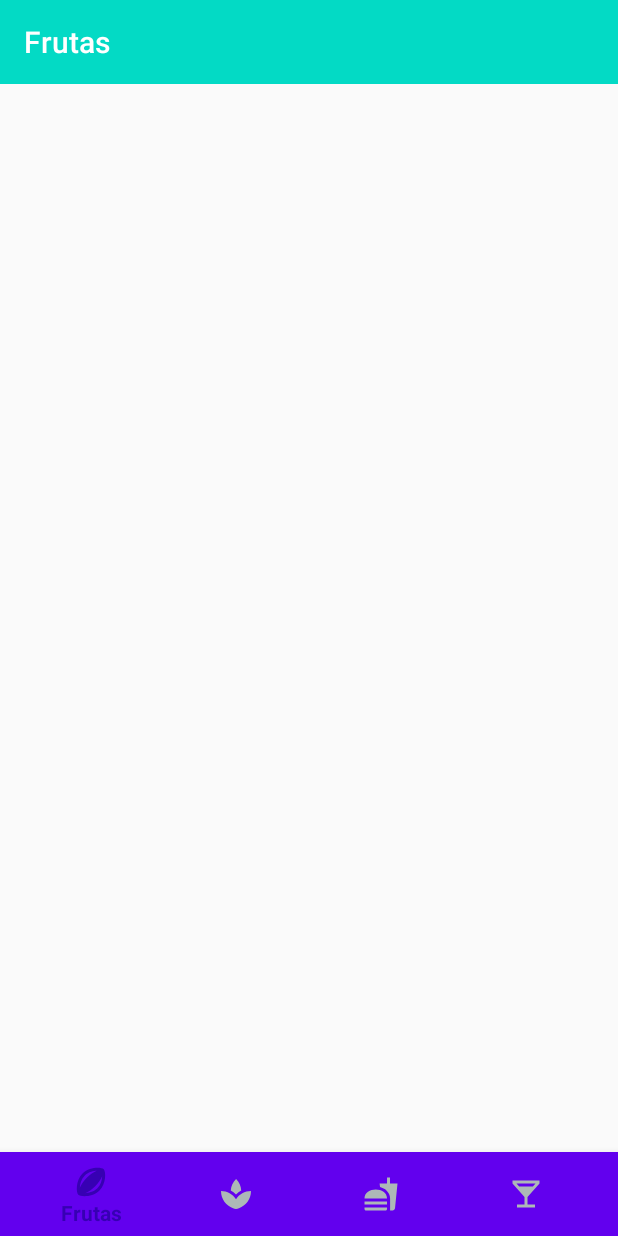
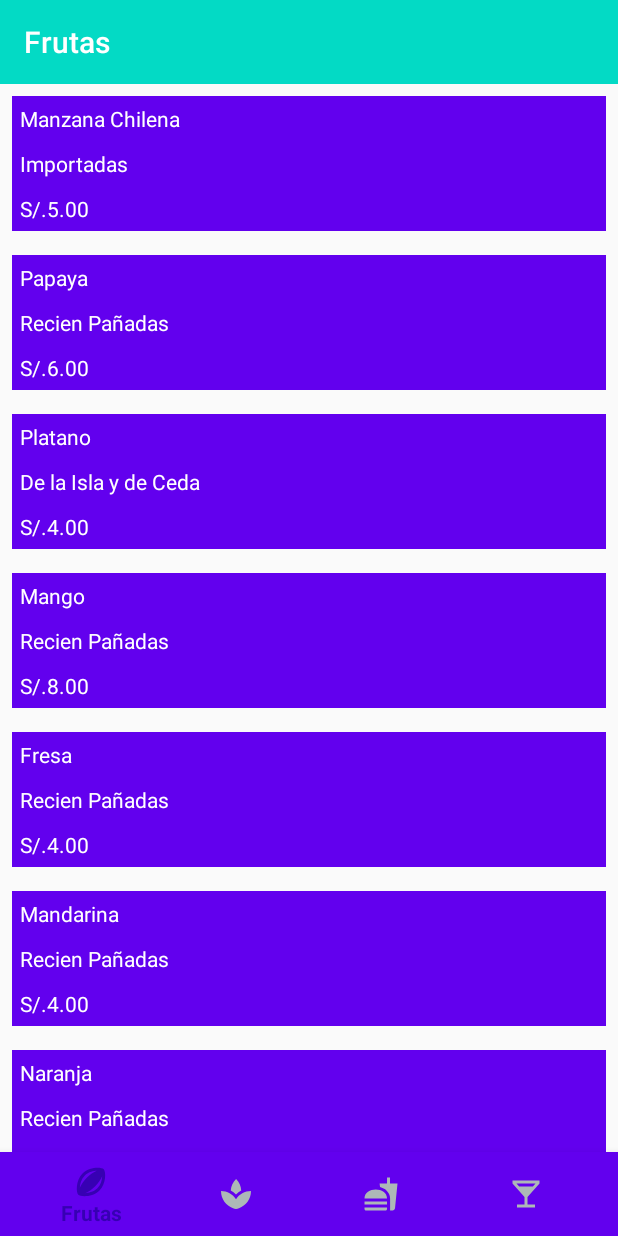
Before and after one commit to RichardRocaUlloa/Practica2, an Android app: the screen it shows after launch (MainActivity), on a phone screen of 412 x 824 dp. Run offline under Robolectric (Android 15) with nearby library versions, the phone set to English and light mode, and no system bars.

Commit message:
Listado Completo

```diff
--- a/app/src/main/java/com/example/practica2/fragments/FrutasFragment.kt
+++ b/app/src/main/java/com/example/practica2/fragments/FrutasFragment.kt
@@ -5,10 +5,20 @@ import androidx.fragment.app.Fragment
 import android.view.LayoutInflater
 import android.view.View
 import android.view.ViewGroup
+import android.widget.LinearLayout
+import androidx.fragment.app.FragmentPagerAdapter
+import androidx.recyclerview.widget.DefaultItemAnimator
+import androidx.recyclerview.widget.LinearLayoutManager
 import com.example.practica2.R
+import com.example.practica2.adapters.FrutasAdapter
+import com.example.practica2.models.Frutas
+import kotlinx.android.synthetic.main.fragment_frutas.*
 
 
 class FrutasFragment : Fragment() {
+
+    private val frutas:ArrayList<Frutas> by lazy {getFrutas()}
+    private lateinit var frutasAdapter:FrutasAdapter
 
     override fun onCreateView(inflater: LayoutInflater, container: ViewGroup?, savedInstanceState: Bundle?): View? {
         // Inflate the layout for this fragment
@@ -21,6 +31,32 @@ class FrutasFragment : Fragment() {
     }
 
     fun setRecycler(){
+        rvFrutas.setHasFixedSize(true)
+        rvFrutas.layoutManager = LinearLayoutManager(context)
+        rvFrutas.itemAnimator = DefaultItemAnimator()
+        frutasAdapter = FrutasAdapter(frutas)
+        rvFrutas.adapter = frutasAdapter
 
     }
+
+    @JvmName("getFrutas1")
+    fun getFrutas():ArrayList<Frutas>{
+        return object : ArrayList<Frutas>(){
+            init {
+                clear()
+                add(Frutas("Manzana Chilena", "Importadas", "S/.5.00"))
+                add(Frutas("Papaya", "Recien Pañadas", "S/.6.00"))
+                add(Frutas("Platano", "De la Isla y de Ceda", "S/.4.00"))
+                add(Frutas("Mango", "Recien Pañadas", "S/.8.00"))
+                add(Frutas("Fresa", "Recien Pañadas", "S/.4.00"))
+                add(Frutas("Mandarina", "Recien Pañadas", "S/.4.00"))
+                add(Frutas("Naranja", "Recien Pañadas", "S/.5.00"))
+                add(Frutas("Pera", "Recien Pañadas", "S/.7.00"))
+                add(Frutas("Durazno", "Recien Pañadas", "S/.7.00"))
+                add(Frutas("Cereza", "Recien Pañadas", "S/.2.00"))
+
+
+            }
+        }
+    }
 }
--- a/app/src/main/res/layout/row_frutas.xml
+++ b/app/src/main/res/layout/row_frutas.xml
@@ -9,21 +9,21 @@
 
     <TextView
         android:id="@+id/tvFrutasNombre"
-        android:layout_width="match_parent"
+        android:layout_width="200dp"
         android:layout_height="wrap_content"
-        android:textColor="@color/colorWhite"
         android:padding="5dp"
-        android:text="Manzana: Chilena"/>
+        android:text="Manzana: Chilena"
+        android:textColor="@color/colorWhite" />
     <TextView
         android:id="@+id/tvFrutasDescripcion"
-        android:layout_width="match_parent"
+        android:layout_width="200dp"
         android:layout_height="wrap_content"
         android:textColor="@color/colorWhite"
         android:padding="5dp"
         android:text="Importadas desde Chilena"/>
     <TextView
         android:id="@+id/tvFrutasPrecio"
-        android:layout_width="match_parent"
+        android:layout_width="200dp"
         android:layout_height="wrap_content"
         android:textColor="@color/colorWhite"
         android:padding="5dp"
@@ -31,4 +31,5 @@
 
 
 
+
 </LinearLayout>
```
